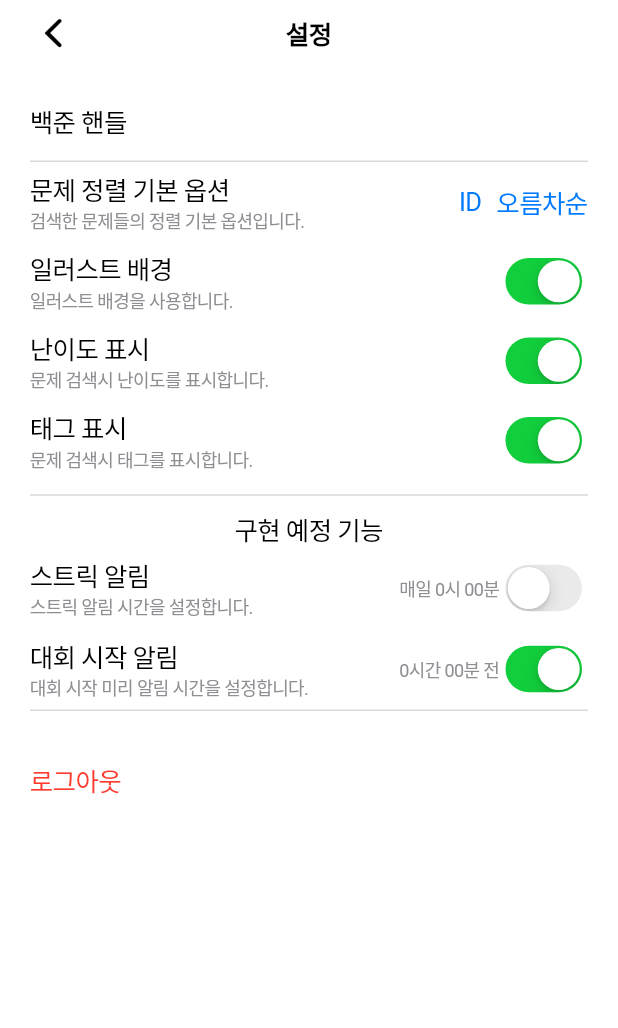
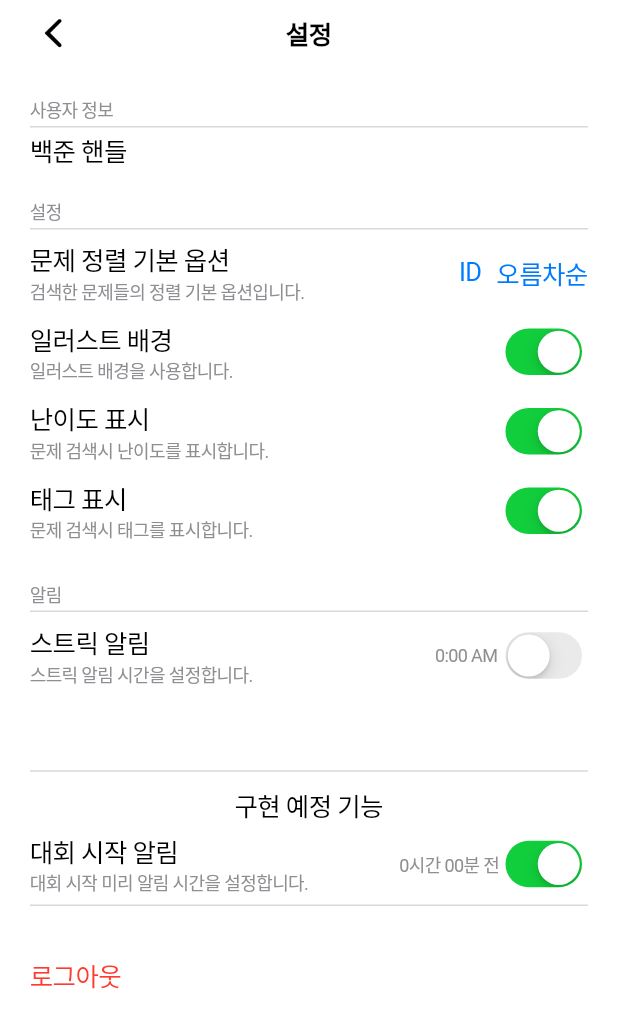
Before and after one commit to My-solved/My.solved, a Flutter app: the SettingView screen opened directly, on a phone screen of 412 x 824 dp. Shown: the top 1028 px of the screen. Run offline on Flutter 3.47's test engine with Material 2 defaults, Android fonts, the phone set to English and light mode, and no system bars; our stand-ins replace extended_image, flutter_local_notifications, flutter_native_timezone, flutter_svg, fluttertoast, shared_preferences and 1 more; missing offline and left inert: flutter_app_badger, flutter_radar_chart; accounts and stored records are empty.

Commit message:
feat: Streak alarm

```diff
--- a/my_solved/lib/views/setting_view.dart
+++ b/my_solved/lib/views/setting_view.dart
@@ -49,16 +49,40 @@ class _SettingViewState extends State<SettingView> {
           child: Column(
             crossAxisAlignment: CrossAxisAlignment.start,
             children: <Widget>[
-              id(userService.name),
+              const SizedBox(height: 20),
+              Text('사용자 정보',
+                  style: TextStyle(
+                      fontSize: 12, color: CupertinoColors.systemGrey)),
               Divider(
                 thickness: 1,
-                height: 1,
+                height: 5,
+                color: CupertinoTheme.of(context).dividerGray,
+              ),
+              id(userService.name),
+              const SizedBox(height: 20),
+              Text('설정',
+                  style: TextStyle(
+                      fontSize: 12, color: CupertinoColors.systemGrey)),
+              Divider(
+                thickness: 1,
+                height: 5,
                 color: CupertinoTheme.of(context).dividerGray,
               ),
               searchDefaultOpt(context),
               illustration(context),
               tierIcon(context),
               tags(context),
+              const SizedBox(height: 20),
+              Text('알림',
+                  style: TextStyle(
+                      fontSize: 12, color: CupertinoColors.systemGrey)),
+              Divider(
+                thickness: 1,
+                height: 5,
+                color: CupertinoTheme.of(context).dividerGray,
+              ),
+              streakAlarm(context),
+              SizedBox(height: 40),
               Divider(
                 thickness: 1,
                 height: 20,
@@ -68,7 +92,6 @@ class _SettingViewState extends State<SettingView> {
                   // padding: EdgeInsets.only(top: 20),
                   alignment: Alignment.center,
                   child: Text('구현 예정 기능')),
-              streakAlarm(context),
               contestAlarm(context),
               Divider(
                 thickness: 1,
@@ -100,15 +123,12 @@ class _SettingViewState extends State<SettingView> {
 
 extension _SettingStateExtension on _SettingViewState {
   Widget id(String name) {
-    return Container(
-      margin: EdgeInsets.only(top: 24, bottom: 14),
-      child: Row(
-        children: [
-          Text('백준 핸들'),
-          Spacer(),
-          Text(name),
-        ],
-      ),
+    return Row(
+      children: [
+        Text('백준 핸들'),
+        Spacer(),
+        Text(name),
+      ],
     );
   }
 
@@ -328,7 +348,7 @@ extension _SettingStateExtension on _SettingViewState {
           CupertinoButton(
             padding: EdgeInsets.zero,
             child: Text(
-              '매일 $_streakAlarmHour시 ${_streakAlarmMinute.toString().padLeft(2, '0')}분',
+              '$_streakAlarmHour:${_streakAlarmMinute.toString().padLeft(2, '0')} ${_streakAlarmHour > 11 ? 'PM' : 'AM'}',
               style: TextStyle(
                 color: CupertinoColors.systemGrey,
                 fontSize: 12,
@@ -336,18 +356,24 @@ extension _SettingStateExtension on _SettingViewState {
             ),
             onPressed: () => _showDialog(
                 CupertinoDatePicker(
-                  use24hFormat: true,
+                  use24hFormat: false,
                   mode: CupertinoDatePickerMode.time,
                   initialDateTime:
                       DateTime(0, 0, 0, _streakAlarmHour, _streakAlarmMinute),
-                  minuteInterval: 1,
+                  minuteInterval: 10,
                   onDateTimeChanged: (DateTime newDateTime) {
                     // ignore: invalid_use_of_protected_member
                     setState(() {
                       _streakAlarmHour = newDateTime.hour;
                       _streakAlarmMinute = newDateTime.minute;
+
                       userService.setStreakAlarmTime(
                           newDateTime.hour, newDateTime.minute);
+
+                      if (_isOnStreakAlarm) {
+                        notificationService.setStreakPush(
+                            newDateTime.hour, newDateTime.minute);
+                      }
                     });
                   },
                 ),
--- a/my_solved/pubspec.yaml
+++ b/my_solved/pubspec.yaml
@@ -3,7 +3,7 @@ description: For solving problems in the world of programming; base on solved.ac
 
 publish_to: 'none' # Remove this line if you wish to publish to pub.dev
 
-version: 1.1.4+43
+version: 1.1.4+45
 
 environment:
   sdk: '>=2.18.2 <3.0.0'
```
Also changed, not shown: my_solved/lib/services/notification_service.dart (+11 -6 lines), 2 other files.
